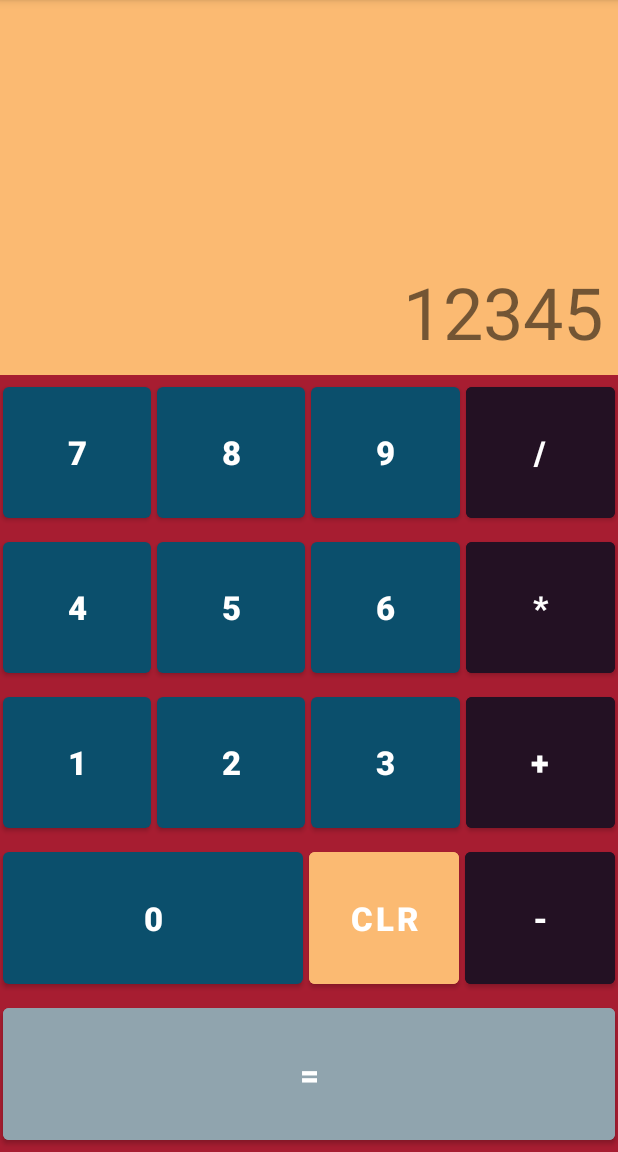
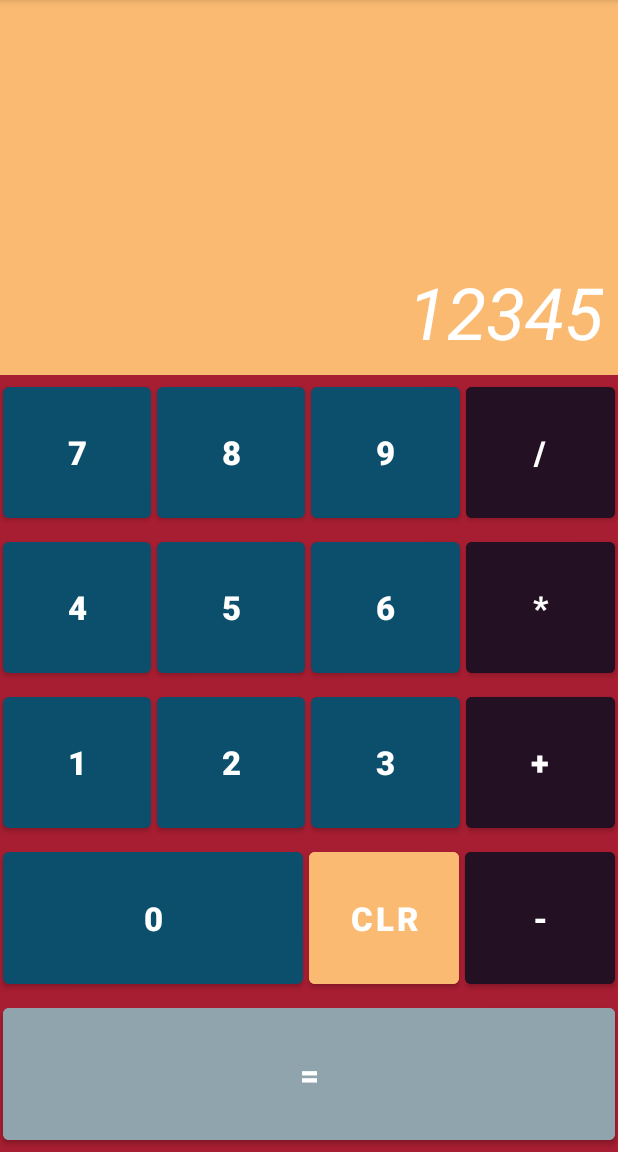
Before and after one commit to Stalkerfish/TheCalculatorApp, an Android app: the screen it shows after launch (MainActivity), on a phone screen of 412 x 824 dp, the part 84-1236 px from its top. Run offline under Robolectric (Android 15) with nearby library versions, the phone set to English and light mode, and no system bars.

Commit message:
UI changes:
set an Id to the top textview (tvInput), and correct the color of
the text inside the buttons to white in activity_main.xml

experimenting with Dark Theme file in values-night/themes.xml

```diff
--- a/app/src/main/res/layout/activity_main.xml
+++ b/app/src/main/res/layout/activity_main.xml
@@ -10,13 +10,16 @@
     >
 
     <TextView
+        android:id="@+id/tvInput"
         android:layout_width="match_parent"
         android:layout_height="250dp"
         android:background="@color/Mellow_Apricot"
         android:gravity="end|bottom"
         android:padding="10dp"
         android:text="@string/_12345"
-        android:textSize="48sp" />
+        android:textColor="@color/white"
+        android:textSize="48sp"
+        android:textStyle="italic"/>
 
     <LinearLayout
         android:layout_width="match_parent"
@@ -31,6 +34,7 @@
             android:layout_height="match_parent"
             android:layout_margin="2dp"
             android:textSize="22sp"
+            android:textColor="@color/white"
             android:textStyle="bold"
             android:layout_weight="1"
             android:onClick="onDigit"
@@ -42,6 +46,7 @@
             android:layout_height="match_parent"
             android:layout_margin="2dp"
             android:textSize="22sp"
+            android:textColor="@color/white"
             android:textStyle="bold"
             android:layout_weight="1"
             android:onClick="onDigit"
@@ -53,6 +58,7 @@
             android:layout_height="match_parent"
             android:layout_margin="2dp"
             android:textSize="22sp"
+            android:textColor="@color/white"
             android:textStyle="bold"
             android:layout_weight="1"
             android:onClick="onDigit"
@@ -65,6 +71,7 @@
             android:layout_margin="2dp"
             android:backgroundTint="@color/Dark_Purple"
             android:textSize="22sp"
+            android:textColor="@color/white"
             android:textStyle="bold"
             android:layout_weight="1"
             android:onClick="onDigit"
@@ -85,6 +92,7 @@
             android:layout_height="match_parent"
             android:layout_margin="2dp"
             android:textSize="22sp"
+            android:textColor="@color/white"
             android:textStyle="bold"
             android:layout_weight="1"
             android:onClick="onDigit"
@@ -96,6 +104,7 @@
             android:layout_height="match_parent"
             android:layout_margin="2dp"
             android:textSize="22sp"
+            android:textColor="@color/white"
             android:textStyle="bold"
             android:layout_weight="1"
             android:onClick="onDigit"
@@ -107,6 +116,7 @@
             android:layout_height="match_parent"
             android:layout_margin="2dp"
             android:textSize="22sp"
+            android:textColor="@color/white"
             android:textStyle="bold"
             android:layout_weight="1"
             android:onClick="onDigit"
@@ -119,6 +129,7 @@
             android:layout_margin="2dp"
             android:backgroundTint="@color/Dark_Purple"
             android:textSize="22sp"
+            android:textColor="@color/white"
             android:textStyle="bold"
             android:layout_weight="1"
             android:onClick="onDigit"
@@ -139,6 +150,7 @@
             android:layout_height="match_parent"
             android:layout_margin="2dp"
             android:textSize="22sp"
+            android:textColor="@color/white"
             android:textStyle="bold"
             android:layout_weight="1"
             android:onClick="onDigit"
@@ -150,6 +162,7 @@
             android:layout_height="match_parent"
             android:layout_margin="2dp"
             android:textSize="22sp"
+            android:textColor="@color/white"
             android:textStyle="bold"
             android:layout_weight="1"
             android:onClick="onDigit"
@@ -161,6 +174,7 @@
             android:layout_height="match_parent"
             android:layout_margin="2dp"
             android:textSize="22sp"
+            android:textColor="@color/white"
             android:textStyle="bold"
             android:layout_weight="1"
             android:onClick="onDigit"
@@ -173,6 +187,7 @@
             android:layout_margin="2dp"
             android:backgroundTint="@color/Dark_Purple"
             android:textSize="22sp"
+            android:textColor="@color/white"
             android:textStyle="bold"
             android:layout_weight="1"
             android:onClick="onDigit"
@@ -193,6 +208,7 @@
             android:layout_height="match_parent"
             android:layout_margin="2dp"
             android:textSize="22sp"
+            android:textColor="@color/white"
             android:textStyle="bold"
             android:layout_weight="2"
             android:onClick="onDigit"
@@ -205,6 +221,7 @@
             android:layout_margin="2dp"
             android:backgroundTint="@color/Mellow_Apricot"
             android:textSize="22sp"
+            android:textColor="@color/white"
             android:textStyle="bold"
             android:layout_weight="1"
             android:onClick="onDigit"
@@ -217,6 +234,7 @@
             android:layout_margin="2dp"
             android:backgroundTint="@color/Dark_Purple"
             android:textSize="22sp"
+            android:textColor="@color/white"
             android:textStyle="bold"
             android:layout_weight="1"
             android:onClick="onDigit"
@@ -238,6 +256,7 @@
             android:layout_margin="2dp"
             android:backgroundTint="@color/Cadet_Grey"
             android:textSize="22sp"
+            android:textColor="@color/white"
             android:textStyle="bold"
             android:layout_weight="1"
             android:onClick="onDigit"
--- a/app/src/main/res/values-night/themes.xml
+++ b/app/src/main/res/values-night/themes.xml
@@ -2,13 +2,13 @@
     <!-- Base application theme. -->
     <style name="Theme.TheCalculator" parent="Theme.MaterialComponents.DayNight.DarkActionBar">
         <!-- Primary brand color. -->
-        <item name="colorPrimary">@color/purple_200</item>
-        <item name="colorPrimaryVariant">@color/purple_700</item>
-        <item name="colorOnPrimary">@color/black</item>
+        <item name="colorPrimary">@color/Blue_Sapphire</item>
+        <item name="colorPrimaryVariant">@color/Blue_Sapphire</item>
+        <item name="colorOnPrimary">@color/white</item>
         <!-- Secondary brand color. -->
         <item name="colorSecondary">@color/teal_200</item>
-        <item name="colorSecondaryVariant">@color/teal_200</item>
-        <item name="colorOnSecondary">@color/black</item>
+        <item name="colorSecondaryVariant">@color/teal_700</item>
+        <item name="colorOnSecondary">@color/Blue_Sapphire</item>
         <!-- Status bar color. -->
         <item name="android:statusBarColor">?attr/colorPrimaryVariant</item>
         <!-- Customize your theme here. -->
--- a/app/src/main/res/values/themes.xml
+++ b/app/src/main/res/values/themes.xml
@@ -8,7 +8,7 @@
         <!-- Secondary brand color. -->
         <item name="colorSecondary">@color/teal_200</item>
         <item name="colorSecondaryVariant">@color/teal_700</item>
-        <item name="colorOnSecondary">@color/black</item>
+        <item name="colorOnSecondary">@color/Blue_Sapphire</item>
         <!-- Status bar color. -->
         <item name="android:statusBarColor">?attr/colorPrimaryVariant</item>
         <!-- Customize your theme here. -->
```
